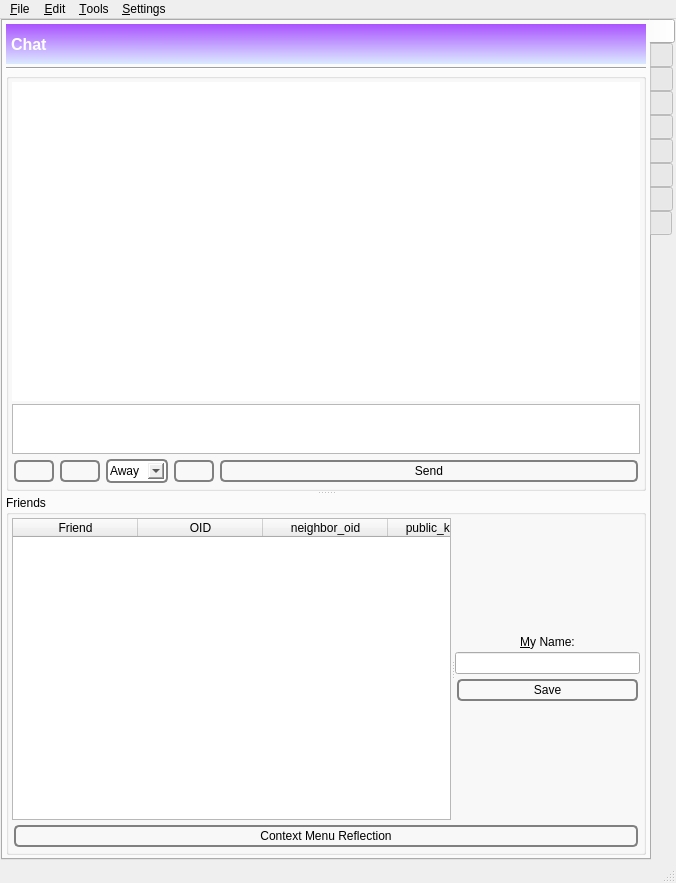
This is GoldBug-UI/controlcenter.ui in xloem/spot-on-svn as Qt 5 draws it before an edit. The edited form follows.
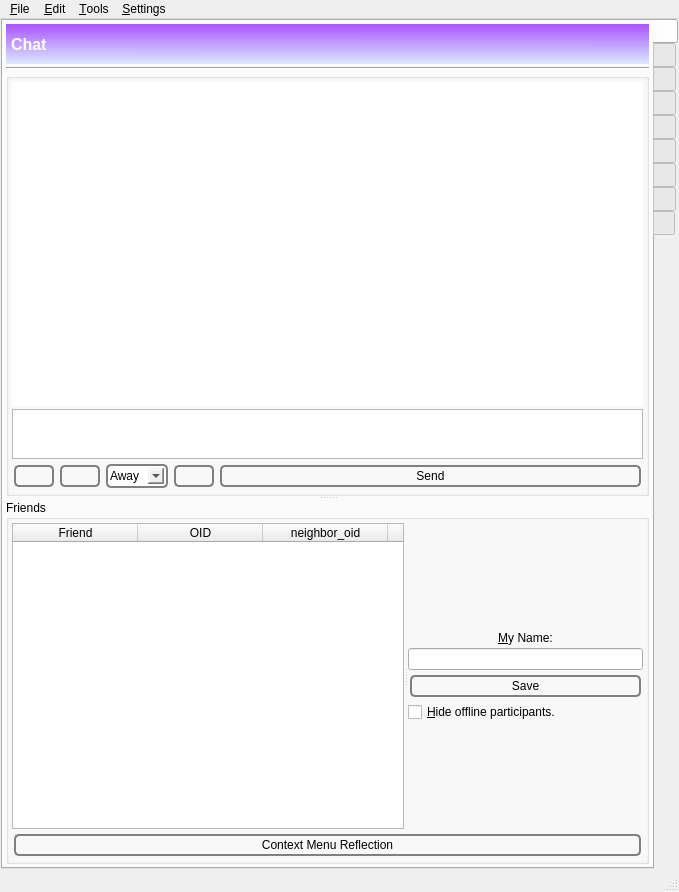
This is the edited form. Icons and pictures are not drawn. Custom widgets are drawn as their Qt base class.

Commit message: Moved hide-offline-participants into controlcenter.ui. Re-encode the PQ password.

Patch:
```diff
--- a/GoldBug-UI/controlcenter.ui
+++ b/GoldBug-UI/controlcenter.ui
@@ -6,8 +6,8 @@
    <rect>
     <x>0</x>
     <y>0</y>
-    <width>676</width>
-    <height>883</height>
+    <width>679</width>
+    <height>892</height>
    </rect>
   </property>
   <property name="windowTitle">
@@ -208,8 +208,8 @@
                    <string>&lt;!DOCTYPE HTML PUBLIC &quot;-//W3C//DTD HTML 4.0//EN&quot; &quot;http://www.w3.org/TR/REC-html40/strict.dtd&quot;&gt;
 &lt;html&gt;&lt;head&gt;&lt;meta name=&quot;qrichtext&quot; content=&quot;1&quot; /&gt;&lt;style type=&quot;text/css&quot;&gt;
 p, li { white-space: pre-wrap; }
-&lt;/style&gt;&lt;/head&gt;&lt;body style=&quot; font-family:'MS Shell Dlg 2'; font-size:7.8pt; font-weight:400; font-style:normal;&quot;&gt;
-&lt;p style=&quot;-qt-paragraph-type:empty; margin-top:0px; margin-bottom:0px; margin-left:0px; margin-right:0px; -qt-block-indent:0; text-indent:0px; font-size:8pt;&quot;&gt;&lt;br /&gt;&lt;/p&gt;&lt;/body&gt;&lt;/html&gt;</string>
+&lt;/style&gt;&lt;/head&gt;&lt;body style=&quot; font-family:'Sans'; font-size:10pt; font-weight:400; font-style:normal;&quot;&gt;
+&lt;p style=&quot;-qt-paragraph-type:empty; margin-top:0px; margin-bottom:0px; margin-left:0px; margin-right:0px; -qt-block-indent:0; text-indent:0px; font-family:'MS Shell Dlg 2'; font-size:8pt;&quot;&gt;&lt;br /&gt;&lt;/p&gt;&lt;/body&gt;&lt;/html&gt;</string>
                   </property>
                  </widget>
                 </item>
@@ -689,6 +689,13 @@
                      </property>
                     </widget>
                    </item>
+                   <item>
+                    <widget class="QCheckBox" name="hideOfflineParticipants">
+                     <property name="text">
+                      <string>&amp;Hide offline participants.</string>
+                     </property>
+                    </widget>
+                   </item>
                    <item>
                     <widget class="Line" name="line_14">
                      <property name="sizePolicy">
@@ -11282,8 +11289,8 @@
     <rect>
      <x>0</x>
      <y>0</y>
-     <width>676</width>
-     <height>31</height>
+     <width>679</width>
+     <height>24</height>
     </rect>
    </property>
    <widget class="QMenu" name="menu_File">
```
Left out of the diff: 498 changed lines with no effect on the pictures. The commit also changes 8 other files.
